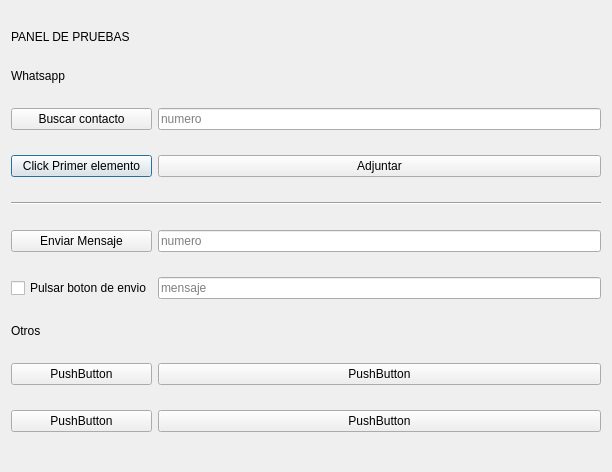
Before: the Qt Designer form Presentacion/UI_Files/UI_Pruebas.ui in eduardez/SISINT, drawn with Qt 5.
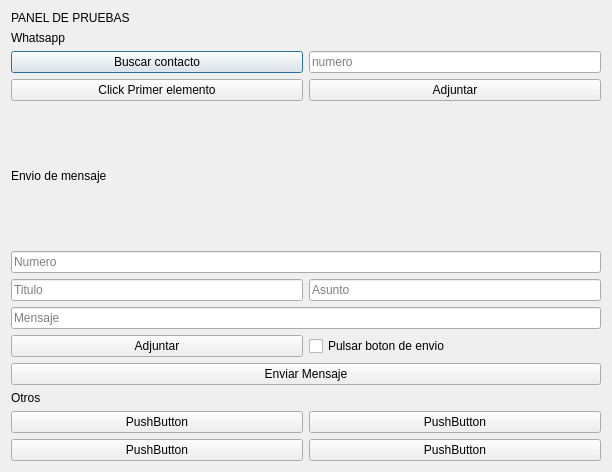
After: the same form once the commit is applied.

Patch:
```diff
--- a/Presentacion/UI_Files/UI_Pruebas.ui
+++ b/Presentacion/UI_Files/UI_Pruebas.ui
@@ -20,29 +20,6 @@
    <string>Dialog</string>
   </property>
   <layout class="QGridLayout" name="gridLayout">
-   <item row="1" column="0">
-    <widget class="QLabel" name="label_2">
-     <property name="sizePolicy">
-      <sizepolicy hsizetype="Preferred" vsizetype="Maximum">
-       <horstretch>0</horstretch>
-       <verstretch>0</verstretch>
-      </sizepolicy>
-     </property>
-     <property name="styleSheet">
-      <string notr="true">font: 20pt &quot;SF Pro&quot;;</string>
-     </property>
-     <property name="text">
-      <string>Whatsapp</string>
-     </property>
-    </widget>
-   </item>
-   <item row="3" column="0">
-    <widget class="QPushButton" name="btn_click">
-     <property name="text">
-      <string>Click Primer elemento</string>
-     </property>
-    </widget>
-   </item>
    <item row="2" column="0">
     <widget class="QPushButton" name="btn_buscar_contacto">
      <property name="text">
@@ -50,29 +27,25 @@
      </property>
     </widget>
    </item>
-   <item row="9" column="0">
-    <widget class="QPushButton" name="pushButton_5">
-     <property name="text">
-      <string>PushButton</string>
-     </property>
-    </widget>
-   </item>
-   <item row="9" column="1">
+   <item row="13" column="1">
     <widget class="QPushButton" name="pushButton_8">
      <property name="text">
       <string>PushButton</string>
      </property>
     </widget>
    </item>
-   <item row="5" column="1">
-    <widget class="QLineEdit" name="input_numero_envio">
-     <property name="placeholderText">
-      <string>numero</string>
+   <item row="4" column="0">
+    <widget class="QLabel" name="label_4">
+     <property name="styleSheet">
+      <string notr="true">font: 20pt &quot;SF Pro&quot;;</string>
+     </property>
+     <property name="text">
+      <string>Envio de mensaje</string>
      </property>
     </widget>
    </item>
-   <item row="8" column="0">
-    <widget class="QLabel" name="label_3">
+   <item row="1" column="0">
+    <widget class="QLabel" name="label_2">
      <property name="sizePolicy">
       <sizepolicy hsizetype="Preferred" vsizetype="Maximum">
        <horstretch>0</horstretch>
@@ -83,17 +56,31 @@
       <string notr="true">font: 20pt &quot;SF Pro&quot;;</string>
      </property>
      <property name="text">
-      <string>Otros</string>
+      <string>Whatsapp</string>
      </property>
     </widget>
    </item>
-   <item row="10" column="1">
+   <item row="13" column="0">
+    <widget class="QPushButton" name="pushButton_5">
+     <property name="text">
+      <string>PushButton</string>
+     </property>
+    </widget>
+   </item>
+   <item row="14" column="1">
     <widget class="QPushButton" name="pushButton">
      <property name="text">
       <string>PushButton</string>
      </property>
     </widget>
    </item>
+   <item row="6" column="0">
+    <widget class="QLineEdit" name="input_titulo">
+     <property name="placeholderText">
+      <string>Titulo</string>
+     </property>
+    </widget>
+   </item>
    <item row="2" column="1">
     <widget class="QLineEdit" name="input_buscar_contacto">
      <property name="placeholderText">
@@ -101,10 +88,24 @@
      </property>
     </widget>
    </item>
-   <item row="6" column="1">
+   <item row="7" column="0" colspan="2">
     <widget class="QLineEdit" name="input_mensaje_envio">
      <property name="placeholderText">
-      <string>mensaje</string>
+      <string>Mensaje</string>
+     </property>
+    </widget>
+   </item>
+   <item row="6" column="1">
+    <widget class="QLineEdit" name="input_asunto">
+     <property name="placeholderText">
+      <string>Asunto</string>
+     </property>
+    </widget>
+   </item>
+   <item row="14" column="0">
+    <widget class="QPushButton" name="pushButton_4">
+     <property name="text">
+      <string>PushButton</string>
      </property>
     </widget>
    </item>
@@ -115,13 +116,6 @@
      </property>
     </widget>
    </item>
-   <item row="10" column="0">
-    <widget class="QPushButton" name="pushButton_4">
-     <property name="text">
-      <string>PushButton</string>
-     </property>
-    </widget>
-   </item>
    <item row="0" column="0">
     <widget class="QLabel" name="label">
      <property name="sizePolicy">
@@ -138,30 +132,57 @@
      </property>
     </widget>
    </item>
-   <item row="5" column="0">
-    <widget class="QPushButton" name="btn_enviar_msg">
+   <item row="3" column="0">
+    <widget class="QPushButton" name="btn_click">
      <property name="text">
-      <string>Enviar Mensaje</string>
+      <string>Click Primer elemento</string>
      </property>
     </widget>
    </item>
-   <item row="4" column="0" colspan="2">
-    <widget class="Line" name="line">
+   <item row="12" column="0">
+    <widget class="QLabel" name="label_3">
+     <property name="sizePolicy">
+      <sizepolicy hsizetype="Preferred" vsizetype="Maximum">
+       <horstretch>0</horstretch>
+       <verstretch>0</verstretch>
+      </sizepolicy>
+     </property>
      <property name="styleSheet">
-      <string notr="true">color: rgb(255, 255, 255);</string>
+      <string notr="true">font: 20pt &quot;SF Pro&quot;;</string>
      </property>
-     <property name="orientation">
-      <enum>Qt::Horizontal</enum>
+     <property name="text">
+      <string>Otros</string>
      </property>
     </widget>
    </item>
-   <item row="6" column="0">
+   <item row="5" column="0" colspan="2">
+    <widget class="QLineEdit" name="input_numero_envio">
+     <property name="placeholderText">
+      <string>Numero</string>
+     </property>
+    </widget>
+   </item>
+   <item row="8" column="0">
+    <widget class="QPushButton" name="btn_adjuntar_2">
+     <property name="text">
+      <string>Adjuntar</string>
+     </property>
+    </widget>
+   </item>
+   <item row="8" column="1">
     <widget class="QCheckBox" name="is_envio_activado">
      <property name="text">
       <string>Pulsar boton de envio</string>
      </property>
     </widget>
    </item>
+   <item row="10" column="0" colspan="2">
+    <widget class="QPushButton" name="btn_enviar_msg">
+     <property name="text">
+      <string>Enviar Mensaje</string>
+     </property>
+    </widget>
+   </item>
   </layout>
  </widget>
  <resources/>
```
